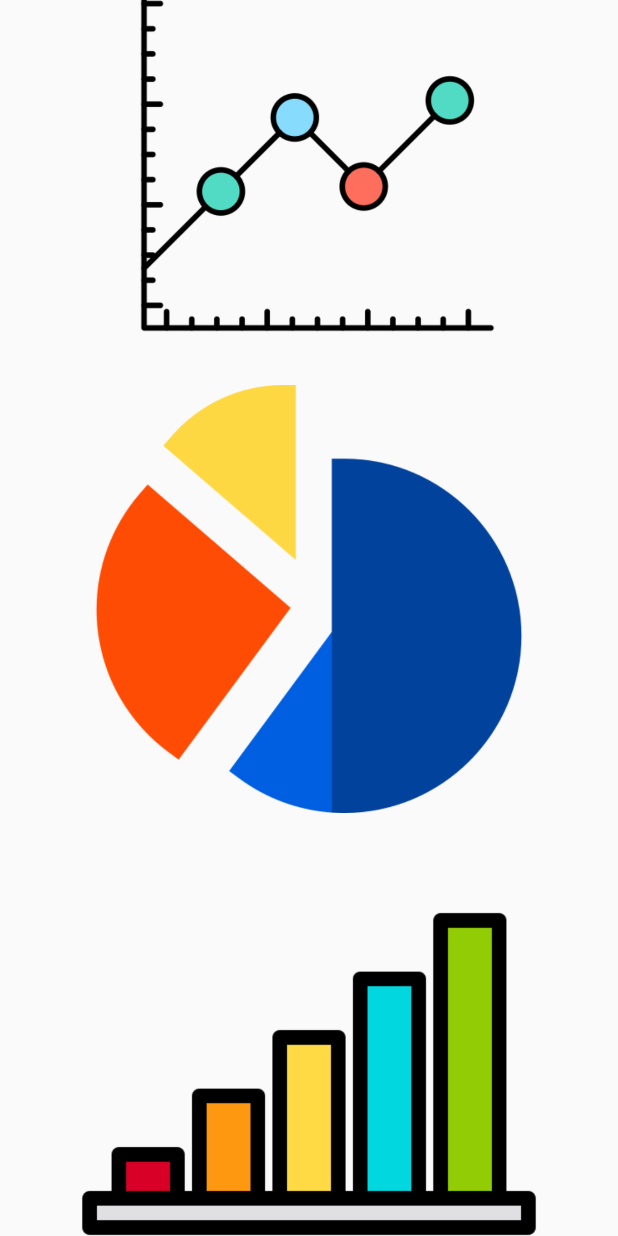
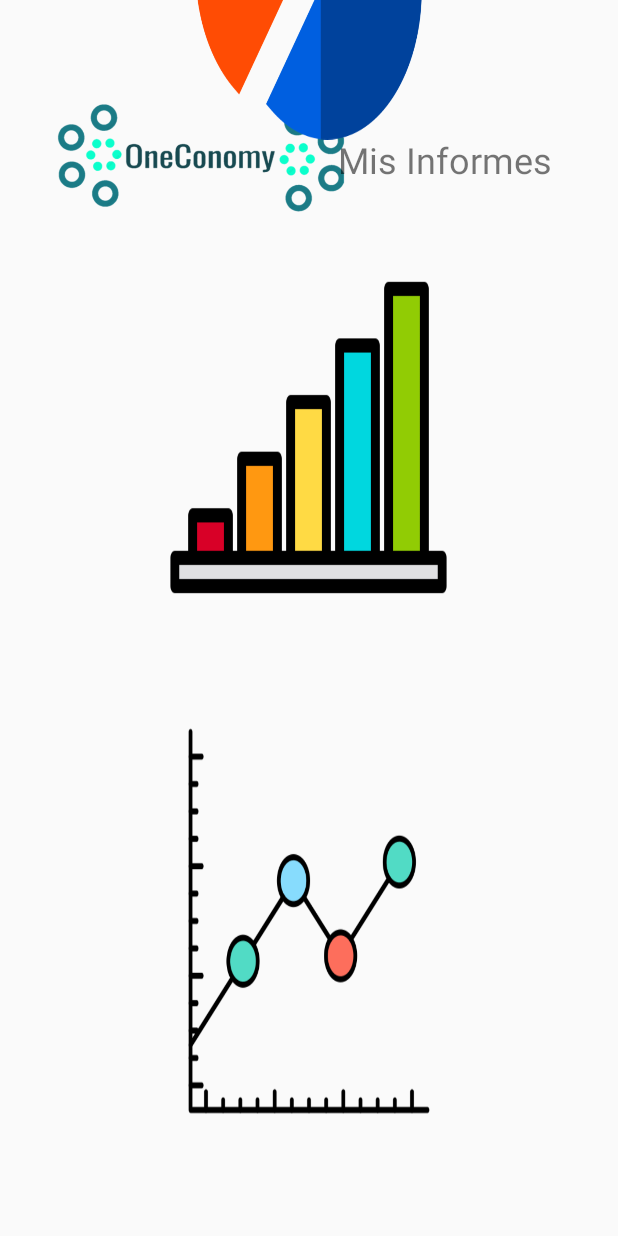
Before and after one commit to FundIngSoft2021-10/Oneconomy, an Android app: the MisGraficas screen opened directly, with no data from a screen before it, on a phone screen of 412 x 824 dp. Run offline under Robolectric (Android 15) with nearby library versions, the phone set to English and light mode, and no system bars; 2 statements that could not run were skipped.

Commit message:
informes

```diff
--- a/Files/app/build.gradle
+++ b/Files/app/build.gradle
@@ -32,6 +32,16 @@ android {
 
 dependencies {
 
+    api 'com.google.android.material:material:1.1.0-alpha06'
+    implementation 'androidx.legacy:legacy-support-v4:1.0.0'
+    implementation 'com.android.volley:volley:1.1.1'
+    implementation 'com.google.code.gson:gson:2.8.5'
+    implementation "org.jetbrains.kotlin:kotlin-stdlib-jdk7:1.3.21"
+    testImplementation 'junit:junit:4.12'
+    androidTestImplementation 'androidx.test:core:1.1.0'
+    androidTestImplementation 'androidx.test.ext:junit:1.1.0'
+    androidTestImplementation 'androidx.test:runner:1.2.0-alpha05'
+    androidTestImplementation 'androidx.test.espresso:espresso-core:3.2.0-alpha05'
     //
     // Import the Firebase BoM
     implementation platform('com.google.firebase:firebase-bom:26.8.0')
--- a/Files/app/src/main/res/layout/activity_mis_graficas.xml
+++ b/Files/app/src/main/res/layout/activity_mis_graficas.xml
@@ -3,52 +3,92 @@
     xmlns:app="http://schemas.android.com/apk/res-auto"
     xmlns:tools="http://schemas.android.com/tools"
     android:layout_width="match_parent"
-    android:layout_height="match_parent"
+    android:layout_height="wrap_content"
     app:flow_horizontalStyle="spread"
     tools:context="src.Controler.Graficas.MisGraficas">
+
+    <ImageView
+        android:id="@+id/imageView8"
+        android:layout_width="204dp"
+        android:layout_height="148dp"
+        android:layout_marginStart="32dp"
+        android:layout_marginTop="32dp"
+        android:layout_marginEnd="4dp"
+        app:layout_constraintEnd_toStartOf="@+id/textView7"
+        app:layout_constraintStart_toStartOf="parent"
+        app:layout_constraintTop_toTopOf="parent"
+        app:srcCompat="@drawable/imagen" />
+
+    <TextView
+        android:id="@+id/textView11"
+        android:layout_width="wrap_content"
+        android:layout_height="wrap_content"
+        android:layout_marginEnd="44dp"
+        android:text="Mis Informes"
+        android:textSize="24sp"
+        app:layout_constraintBottom_toBottomOf="@+id/imageView8"
+        app:layout_constraintEnd_toEndOf="parent"
+        app:layout_constraintTop_toTopOf="@+id/imageView8" />
+
+    <androidx.constraintlayout.helper.widget.Flow
+        android:id="@+id/flow"
+        android:layout_width="0dp"
+        android:layout_height="960dp"
+        android:layout_marginStart="100dp"
+        android:layout_marginTop="50dp"
+        android:layout_marginEnd="100dp"
+        android:layout_marginBottom="50dp"
+        android:orientation="vertical"
+        app:constraint_referenced_ids="graficaPastel,graficaBarras,graficaLineal"
+        app:flow_horizontalAlign="center"
+        app:flow_lastVerticalStyle="spread_inside"
+        app:flow_verticalAlign="center"
+        app:flow_verticalStyle="spread_inside"
+        app:flow_wrapMode="chain"
+        app:layout_constraintBottom_toBottomOf="parent"
+        app:layout_constraintEnd_toEndOf="parent"
+        app:layout_constraintHorizontal_bias="0"
+        app:layout_constraintStart_toStartOf="parent"
+        app:layout_constraintTop_toBottomOf="@+id/imageView8"
+        app:layout_constraintVertical_bias="1" />
+
+    <ImageButton
+        android:id="@+id/graficaPastel"
+        style="@android:style/Widget.ImageButton"
+        android:layout_width="0dp"
+        android:layout_height="0dp"
+        android:backgroundTint="#00FFFFFF"
+        android:onClick="graficaPastel"
+        android:scaleType="fitXY"
+        android:scaleX=".8"
+        android:scaleY=".8"
+        app:layout_constraintBottom_toTopOf="@+id/graficaBarras"
+        app:layout_constraintEnd_toEndOf="@+id/flow"
+        app:layout_constraintStart_toStartOf="@+id/flow"
+        app:layout_constraintTop_toTopOf="@+id/flow"
+        app:srcCompat="@drawable/grafico_circular" />
 
     <ImageButton
         android:id="@+id/graficaBarras"
         style="@android:style/Widget.ImageButton"
-        android:layout_width="332dp"
-        android:layout_height="330dp"
-        android:layout_marginStart="50dp"
-        android:layout_marginEnd="50dp"
+        android:layout_width="0dp"
+        android:layout_height="0dp"
         android:backgroundTint="#00FFFFFF"
-        android:scaleType="centerCrop"
-        app:layout_constraintEnd_toEndOf="parent"
-        app:layout_constraintStart_toStartOf="parent"
-        app:layout_constraintTop_toBottomOf="@+id/graficaPastel"
+        android:scaleType="fitXY"
+        app:layout_constraintBottom_toTopOf="@+id/graficaLineal"
+        app:layout_constraintEnd_toEndOf="@+id/graficaPastel"
+        app:layout_constraintStart_toStartOf="@+id/graficaPastel"
         app:srcCompat="@drawable/grafico_de_barras" />
 
     <ImageButton
-        android:id="@+id/graficaPastel"
-        style="@android:style/Widget.ImageButton"
-        android:layout_width="321dp"
-        android:layout_height="303dp"
-        android:layout_marginStart="50dp"
-        android:layout_marginEnd="50dp"
+        android:id="@+id/graficaLineal"
+        android:layout_width="0dp"
+        android:layout_height="0dp"
         android:backgroundTint="#00FFFFFF"
-        android:onClick="graficaPastel"
-        android:scaleType="centerInside"
+        android:scaleType="fitXY"
         app:layout_constraintBottom_toBottomOf="parent"
-        app:layout_constraintEnd_toEndOf="parent"
-        app:layout_constraintHorizontal_bias="0.505"
-        app:layout_constraintStart_toStartOf="parent"
-        app:layout_constraintTop_toTopOf="parent"
-        app:layout_constraintVertical_bias="0.48"
-        app:srcCompat="@drawable/grafico_circular" />
-
-    <ImageButton
-        android:id="@+id/graficaLineal"
-        android:layout_width="329dp"
-        android:layout_height="295dp"
-        android:backgroundTint="#00FFFFFF"
-        android:scaleType="centerInside"
-        app:layout_constraintBottom_toTopOf="@+id/graficaPastel"
-        app:layout_constraintEnd_toEndOf="parent"
-        app:layout_constraintHorizontal_bias="0.565"
-        app:layout_constraintStart_toStartOf="parent"
+        app:layout_constraintEnd_toEndOf="@+id/graficaBarras"
+        app:layout_constraintStart_toStartOf="@+id/graficaBarras"
         app:srcCompat="@drawable/grafico_de_lineas" />
 
 </androidx.constraintlayout.widget.ConstraintLayout>
--- a/Files/app/src/main/res/layout/activity_pruebas_visuales.xml
+++ b/Files/app/src/main/res/layout/activity_pruebas_visuales.xml
@@ -6,21 +6,33 @@
     android:layout_height="match_parent"
     tools:context="src.Controler.Pruebas_visuales">
 
-    <ScrollView
-        android:layout_width="260dp"
-        android:layout_height="64dp"
-        android:layout_marginStart="32dp"
-        android:layout_marginEnd="32dp"
-        app:layout_constraintBottom_toBottomOf="parent"
-        app:layout_constraintEnd_toEndOf="parent"
-        app:layout_constraintStart_toStartOf="parent"
-        app:layout_constraintTop_toTopOf="parent"/>
-
     <TableLayout
         android:layout_width="match_parent"
         android:layout_height="match_parent"
-        tools:layout_editor_absoluteX="60dp"
-        tools:layout_editor_absoluteY="85dp">
+        tools:layout_editor_absoluteX="318dp"
+        tools:layout_editor_absoluteY="217dp">
+
+        <TableRow
+            android:layout_width="match_parent"
+            android:layout_height="match_parent" >
+
+            <ImageView
+                android:id="@+id/imageView4"
+                android:layout_width="wrap_content"
+                android:layout_height="wrap_content"
+                tools:srcCompat="@tools:sample/avatars" />
+        </TableRow>
+
+        <TableRow
+            android:layout_width="match_parent"
+            android:layout_height="match_parent" >
+
+            <ImageView
+                android:id="@+id/imageView6"
+                android:layout_width="wrap_content"
+                android:layout_height="wrap_content"
+                tools:srcCompat="@tools:sample/avatars" />
+        </TableRow>
 
         <TableRow
             android:layout_width="match_parent"
@@ -28,18 +40,6 @@
 
         <TableRow
             android:layout_width="match_parent"
-            android:layout_height="match_parent" >
-
-        </TableRow>
-
-        <TableRow
-            android:layout_width="match_parent"
-            android:layout_height="match_parent" >
-
-        </TableRow>
-
-        <TableRow
-            android:layout_width="match_parent"
             android:layout_height="match_parent" />
     </TableLayout>
 
--- a/Files/app/src/main/res/layout/login_activity.xml
+++ b/Files/app/src/main/res/layout/login_activity.xml
@@ -50,6 +50,7 @@
 
     <Button
         android:id="@+id/buttonLogin"
+
         android:layout_width="match_parent"
         android:layout_height="wrap_content"
         android:layout_marginStart="32dp"
@@ -58,6 +59,7 @@
         android:backgroundTint="#03A9F4"
         android:onClick="Prueba"
         android:text="Login"
+
         android:textColor="@color/white"
         app:layout_constraintEnd_toEndOf="parent"
         app:layout_constraintHorizontal_bias="0.0"
```
